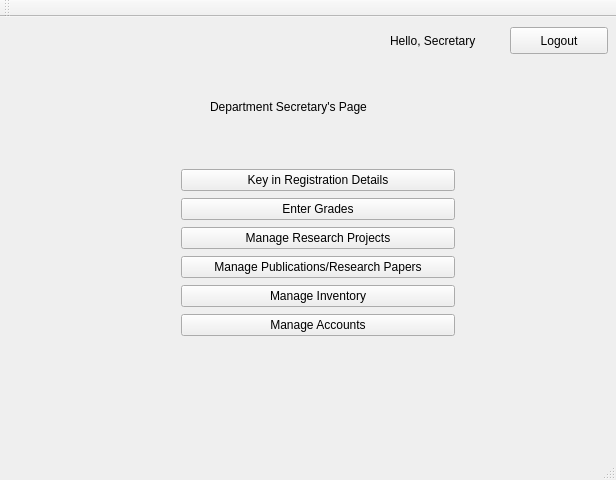
harshitgupta1337/UDIS, file mainwindow.ui: the form before one commit.
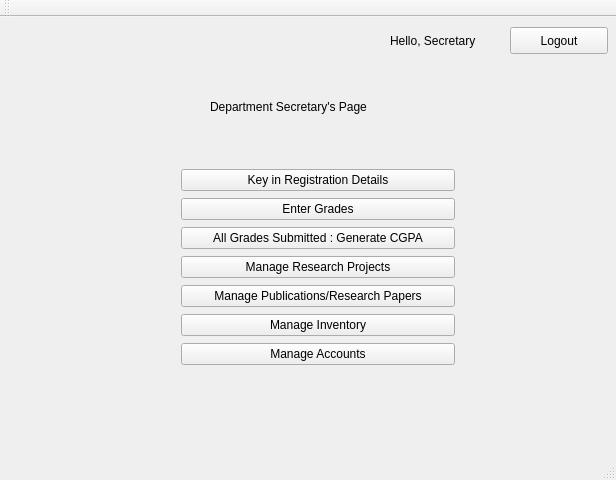
The form after the commit. The open tabs and pages were chosen to show the change.

Commit message: CGPA Calculated Successfully. Need some more tuns to completely verify.

Diff of the .ui file:
```diff
--- a/mainwindow.ui
+++ b/mainwindow.ui
@@ -166,7 +166,7 @@
         <x>170</x>
         <y>150</y>
         <width>296</width>
-        <height>194</height>
+        <height>227</height>
        </rect>
       </property>
       <layout class="QVBoxLayout" name="secyToolsLayout">
@@ -184,6 +184,13 @@
          </property>
         </widget>
        </item>
+       <item>
+        <widget class="QPushButton" name="GenerateCGPAPushhButton">
+         <property name="text">
+          <string>All Grades Submitted : Generate CGPA</string>
+         </property>
+        </widget>
+       </item>
        <item>
         <widget class="QPushButton" name="manageProjectsButton">
          <property name="text">
```
Left out of the diff: 2 changed lines with no effect on the pictures. The commit also changes 7 other files.
